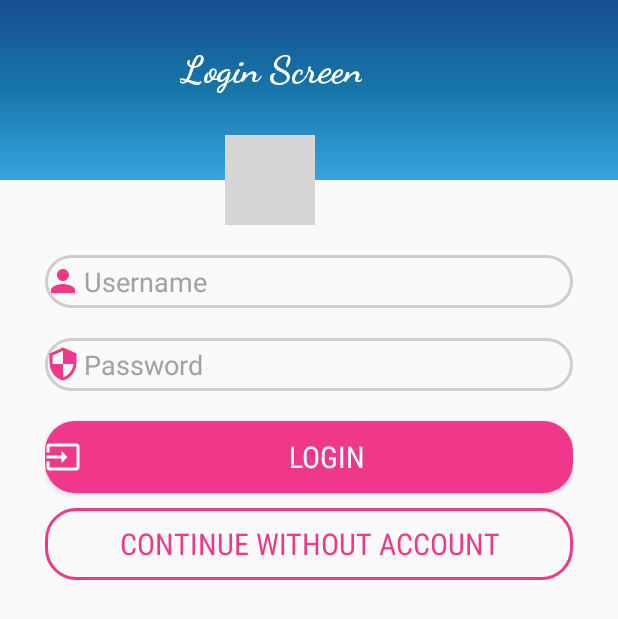
After one commit to Jabberwaka/AndroidApp, an Android app: the layout activity_login.xml on its own in the app's theme, with its tools: preview values and no code run, on a phone screen of 412 x 824 dp. The commit adds this screen. Shown: the top 619 px of the screen. Run offline under Robolectric (Android 15) with nearby library versions, the phone set to English and light mode, and no system bars; grey boxes are pictures that could not be loaded.

Commit message:
INCOMPLETE NOT WORKING YET DO NOT MERGE BRANCH WITH ANY OTHER LoginActivity - Login Screen - TODO make first page and test login button and continue without registreation button (to redirect to ActivitMain) Drawable [res-drawable] - Completed [Look and feel of LoginActivity] activity_login.xml [res-layout] - Completed [Attributes named and String.xml updated accordingly] Android.Manifest.xml - Updated to try and make LoginActivity first display page of app - TODO Fix tags so that the structure of Activities linking to each other matches code

```diff
--- a/app/build.gradle
+++ b/app/build.gradle
@@ -25,6 +25,7 @@ dependencies {
     implementation 'com.android.support:customtabs:28.0.0'
     implementation 'com.android.support:appcompat-v7:28.0.0'
     implementation 'com.android.support.constraint:constraint-layout:1.1.3'
+    implementation 'com.android.support:design:28.0.0'
     testImplementation 'junit:junit:4.12'
     androidTestImplementation 'com.android.support.test:runner:1.0.2'
     androidTestImplementation 'com.android.support.test.espresso:espresso-core:3.0.2'
--- a/app/src/main/java/com/example/tyler/trafficapp/MainActivity.java
+++ b/app/src/main/java/com/example/tyler/trafficapp/MainActivity.java
@@ -26,6 +26,10 @@ public class MainActivity extends AppCompatActivity {
         super.onCreate(savedInstanceState);
         setContentView(R.layout.activity_main);
         Log.d(msg, "The onCreate() event");
+
+        // Get the Intent that started this activity and extract the string
+        Intent intent = getIntent();
+        String message = intent.getStringExtra(LoginActivity.EXTRA_MESSAGE);
 
         Button button = findViewById(R.id.button);
         Button button2 = findViewById(R.id.button6);
@@ -67,7 +71,7 @@ public class MainActivity extends AppCompatActivity {
         }
 
         TextView text = findViewById(R.id.textView2);
-        text.setText(SQLConnect()); //to prove sql server connected
+        text.setText(message); // Display the status of the user connected: (TODO) admin or standard
     }
     /** Called when the activity is about to become visible. */
     /*
--- /dev/null
+++ b/app/src/main/res/drawable/bg_login.xml
@@ -0,0 +1,11 @@
+<?xml version="1.0" encoding="utf-8"?>
+<shape xmlns:android="http://schemas.android.com/apk/res/android"
+    android:shape="rectangle">
+
+
+    <gradient
+        android:startColor="#35a5e1"
+        android:centerColor="#1776a9"
+        android:endColor="#184e91"
+        android:angle="90"/>
+</shape>
--- /dev/null
+++ b/app/src/main/res/drawable/button_bg.xml
@@ -0,0 +1,10 @@
+<?xml version="1.0" encoding="utf-8"?>
+<shape xmlns:android="http://schemas.android.com/apk/res/android"
+    android:shape="rectangle">
+
+    <solid
+        android:color="#ef388a"/>
+    <corners
+        android:radius="20dp"/>
+
+</shape>
--- /dev/null
+++ b/app/src/main/res/drawable/editedtext_bg.xml
@@ -0,0 +1,11 @@
+<?xml version="1.0" encoding="utf-8"?>
+<shape xmlns:android="http://schemas.android.com/apk/res/android"
+    android:shape="rectangle">
+
+    <stroke
+        android:width="2dp"
+        android:color="#d2cccc"/>
+    <corners
+        android:radius="20dp"/>
+
+</shape>
--- /dev/null
+++ b/app/src/main/res/drawable/ic_security_black_24dp.xml
@@ -0,0 +1,9 @@
+<vector xmlns:android="http://schemas.android.com/apk/res/android"
+    android:width="24dp"
+    android:height="24dp"
+    android:viewportWidth="24.0"
+    android:viewportHeight="24.0">
+    <path
+        android:fillColor="#ef388a"
+        android:pathData="M12,1L3,5v6c0,5.55 3.84,10.74 9,12 5.16,-1.26 9,-6.45 9,-12L21,5l-9,-4zM12,11.99h7c-0.53,4.12 -3.28,7.79 -7,8.94L12,12L5,12L5,6.3l7,-3.11v8.8z"/>
+</vector>
--- /dev/null
+++ b/app/src/main/res/drawable/ic_sign_in.xml
@@ -0,0 +1,9 @@
+<vector xmlns:android="http://schemas.android.com/apk/res/android"
+    android:width="24dp"
+    android:height="24dp"
+    android:viewportWidth="24.0"
+    android:viewportHeight="24.0">
+    <path
+        android:fillColor="#fff"
+        android:pathData="M21,3.01H3c-1.1,0 -2,0.9 -2,2V9h2V4.99h18v14.03H3V15H1v4.01c0,1.1 0.9,1.98 2,1.98h18c1.1,0 2,-0.88 2,-1.98v-14c0,-1.11 -0.9,-2 -2,-2zM11,16l4,-4 -4,-4v3H1v2h10v3z"/>
+</vector>
--- /dev/null
+++ b/app/src/main/res/drawable/ic_user.xml
@@ -0,0 +1,9 @@
+<vector xmlns:android="http://schemas.android.com/apk/res/android"
+    android:width="24dp"
+    android:height="24dp"
+    android:viewportWidth="24.0"
+    android:viewportHeight="24.0">
+    <path
+        android:fillColor="#ef388a"
+        android:pathData="M12,12c2.21,0 4,-1.79 4,-4s-1.79,-4 -4,-4 -4,1.79 -4,4 1.79,4 4,4zM12,14c-2.67,0 -8,1.34 -8,4v2h16v-2c0,-2.66 -5.33,-4 -8,-4z"/>
+</vector>
--- /dev/null
+++ b/app/src/main/res/drawable/signup_bg.xml
@@ -0,0 +1,11 @@
+<?xml version="1.0" encoding="utf-8"?>
+<shape  xmlns:android="http://schemas.android.com/apk/res/android"
+    android:shape="rectangle">
+
+    <stroke
+        android:width="2dp"
+        android:color="#ef388a"/>
+    <corners
+        android:radius="20dp"/>
+
+</shape>
--- /dev/null
+++ b/app/src/main/res/layout/activity_login.xml
@@ -0,0 +1,99 @@
+<?xml version="1.0" encoding="utf-8"?>
+<RelativeLayout xmlns:android="http://schemas.android.com/apk/res/android"
+    xmlns:app="http://schemas.android.com/apk/res-auto"
+    xmlns:tools="http://schemas.android.com/tools"
+    android:layout_width="match_parent"
+    android:layout_height="match_parent"
+    tools:context=".MainActivity">
+
+    <ImageView
+        android:layout_width="match_parent"
+        android:layout_height="120dp"
+        android:background="@drawable/bg_login"/>
+
+    <LinearLayout
+        android:layout_width="match_parent"
+        android:orientation="vertical"
+        android:layout_height="match_parent"></LinearLayout>
+
+    <TextView
+        android:id="@+id/login_textView_loginScreen"
+        android:layout_width="wrap_content"
+        android:layout_height="wrap_content"
+        android:text="@string/login_textView_loginScreen"
+        android:textColor="@android:color/white"
+        android:fontFamily="cursive"
+        android:textSize="25sp"
+        android:textStyle="bold"
+        android:gravity="center_horizontal"
+        android:layout_marginTop="30dp"
+        android:layout_marginLeft="120dp"
+        />
+
+    <ImageView
+        android:layout_width="60dp"
+        android:layout_gravity="center_horizontal"
+        android:layout_marginTop="90dp"
+        android:layout_marginLeft="150dp"
+        android:layout_height="60dp"
+        tools:src="@tools:sample/backgrounds/scenic"
+        />
+
+    <LinearLayout
+        android:layout_width="match_parent"
+        android:orientation="vertical"
+        android:layout_marginLeft="30dp"
+        android:layout_marginRight="30dp"
+        android:layout_marginTop="20dp"
+        android:layout_height="match_parent">
+
+        <EditText
+            android:id="@+id/login_edittext_username"
+            android:layout_width="match_parent"
+            android:layout_height="35dp"
+            android:hint="@string/login_usernameHint"
+            android:drawableLeft="@drawable/ic_user"
+            android:drawablePadding="2dp"
+            android:background="@drawable/editedtext_bg"
+            android:layout_marginTop="150dp"
+            android:textColorHint="#a3a1a1"/>
+
+        <EditText
+            android:id="@+id/login_edittext_password"
+            android:layout_width="match_parent"
+            android:layout_height="35dp"
+            android:layout_marginTop="20dp"
+            android:hint="@string/login_passwordHint"
+            android:drawableLeft="@drawable/ic_security_black_24dp"
+            android:drawablePadding="2dp"
+            android:background="@drawable/editedtext_bg"
+            android:inputType="textPassword"
+            android:textColorHint="#a3a1a1"/>
+
+        <Button
+            android:id="@+id/login_button_login"
+            android:layout_width="match_parent"
+            android:layout_height="wrap_content"
+            android:background="@drawable/button_bg"
+            android:layout_marginTop="20dp"
+            android:text="@string/login_button_login"
+            android:drawableLeft="@drawable/ic_sign_in"
+            android:textColor="@android:color/white"
+            android:textSize="20dp"
+            android:fontFamily="sans-serif-condensed"/>
+
+        <Button
+            android:id="@+id/login_button_regUser"
+            android:layout_width="match_parent"
+            android:layout_height="wrap_content"
+            android:layout_marginTop="10dp"
+            android:background="@drawable/signup_bg"
+            android:fontFamily="sans-serif-condensed"
+            android:text="@string/login_button_regUser"
+
+            android:textColor="#ef388a"
+            android:textSize="20dp" />
+
+    </LinearLayout>
+
+</RelativeLayout>
--- a/app/src/main/res/layout/activity_main.xml
+++ b/app/src/main/res/layout/activity_main.xml
@@ -95,9 +95,9 @@
         android:layout_marginTop="8dp"
         android:layout_marginEnd="8dp"
         android:layout_marginBottom="4dp"
+        android:onClick="viewCamList"
         android:stateListAnimator="@mipmap/ic_launcher_round"
         android:text="List View"
-        android:onClick="viewCamList"
         app:layout_constraintBottom_toBottomOf="parent"
         app:layout_constraintEnd_toEndOf="parent"
         app:layout_constraintHorizontal_bias="0.504"
--- a/app/src/main/res/values/strings.xml
+++ b/app/src/main/res/values/strings.xml
@@ -1,3 +1,26 @@
 <resources>
-    <string name="app_name">trafficapp</string>
+    <!-- Android Manifest -->
+    <string name="app_name">Traffic Cam App</string>
+    <string name="title_activity_login">Sign in</string>
+    <!-- Strings related to login -->
+<!--    <string name="prompt_email">Email</string>
+    <string name="prompt_username">Username</string>
+    <string name="prompt_password">Password (optional)</string>
+    <string name="action_sign_in">Sign in or register</string>
+    <string name="action_sign_in_short">Sign in</string>
+    <string name="error_invalid_email">This email address is invalid</string>
+    <string name="error_invalid_password">This password is too short</string>
+    <string name="error_incorrect_password">This password is incorrect</string>
+    <string name="error_field_required">This field is required</string>
+    <string name="permission_rationale">"Contacts permissions are needed for providing email
+        completions."
+    </string>
+-->
+    <!--LoginActivity-->
+    <string name="login_textView_loginScreen">Login Screen</string>
+    <string name="login_usernameHint">Username</string>
+    <string name="login_passwordHint">Password</string>
+    <string name="login_button_login">Login</string>
+    <string name="login_button_regUser">Continue without account</string>
+
 </resources>
```
Also changed, not shown: app/src/main/AndroidManifest.xml (+12 -1 lines), app/src/main/java/com/example/tyler/trafficapp/LoginActivity.java (added, +79 -0 lines).
